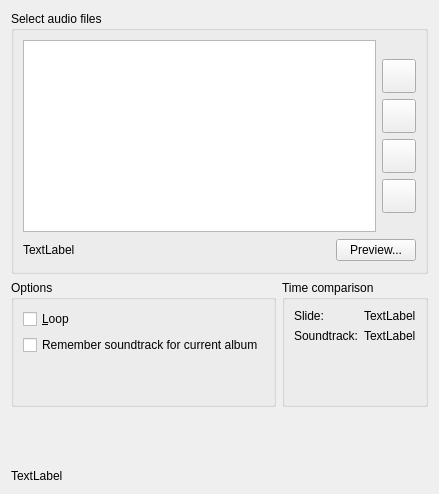
Qt form advancedslideshow/soundtrackdialog.ui (KDE/kipi-plugins) before a commit.
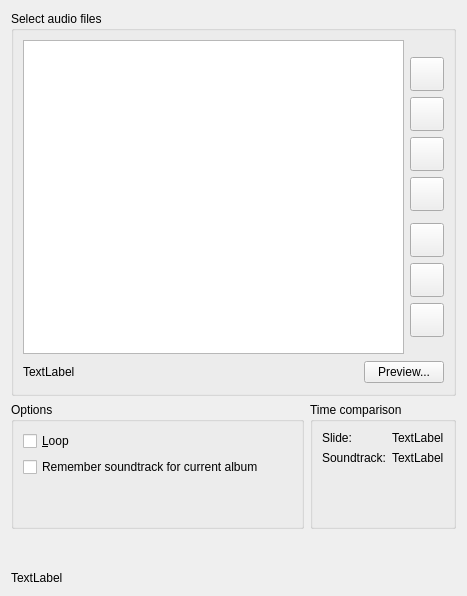
The same form after that commit. Custom widgets are drawn as their Qt base class.

Commit message:
Add methods to load, save and clear the playlist. A playlist layout can now be loaded and saved, if it is needed in more then one slideshow. If "Remember Playlist" is set, a playlist associated with the current album will be reloaded automatically.
BUG:195772

Patch:
```diff
--- a/advancedslideshow/soundtrackdialog.ui
+++ b/advancedslideshow/soundtrackdialog.ui
@@ -6,8 +6,8 @@
    <rect>
     <x>0</x>
     <y>0</y>
-    <width>415</width>
-    <height>494</height>
+    <width>467</width>
+    <height>596</height>
    </rect>
   </property>
   <layout class="QVBoxLayout" name="verticalLayout_5">
@@ -164,6 +164,93 @@
             </property>
            </widget>
           </item>
+          <item>
+           <widget class="KSeparator" name="kseparator"/>
+          </item>
+          <item>
+           <widget class="QPushButton" name="m_SoundFilesButtonLoad">
+            <property name="sizePolicy">
+             <sizepolicy hsizetype="Minimum" vsizetype="Minimum">
+              <horstretch>0</horstretch>
+              <verstretch>0</verstretch>
+             </sizepolicy>
+            </property>
+            <property name="minimumSize">
+             <size>
+              <width>34</width>
+              <height>34</height>
+             </size>
+            </property>
+            <property name="maximumSize">
+             <size>
+              <width>34</width>
+              <height>34</height>
+             </size>
+            </property>
+            <property name="whatsThis">
+             <string>Move the current image down in the portfolio list.</string>
+            </property>
+            <property name="text">
+             <string/>
+            </property>
+           </widget>
+          </item>
+          <item>
+           <widget class="QPushButton" name="m_SoundFilesButtonSave">
+            <property name="sizePolicy">
+             <sizepolicy hsizetype="Minimum" vsizetype="Minimum">
+              <horstretch>0</horstretch>
+              <verstretch>0</verstretch>
+             </sizepolicy>
+            </property>
+            <property name="minimumSize">
+             <size>
+              <width>34</width>
+              <height>34</height>
+             </size>
+            </property>
+            <property name="maximumSize">
+             <size>
+              <width>34</width>
+              <height>34</height>
+             </size>
+            </property>
+            <property name="whatsThis">
+             <string>Move the current image down in the portfolio list.</string>
+            </property>
+            <property name="text">
+             <string/>
+            </property>
+           </widget>
+          </item>
+          <item>
+           <widget class="QPushButton" name="m_SoundFilesButtonReset">
+            <property name="sizePolicy">
+             <sizepolicy hsizetype="Minimum" vsizetype="Minimum">
+              <horstretch>0</horstretch>
+              <verstretch>0</verstretch>
+             </sizepolicy>
+            </property>
+            <property name="minimumSize">
+             <size>
+              <width>34</width>
+              <height>34</height>
+             </size>
+            </property>
+            <property name="maximumSize">
+             <size>
+              <width>34</width>
+              <height>34</height>
+             </size>
+            </property>
+            <property name="whatsThis">
+             <string>Move the current image down in the portfolio list.</string>
+            </property>
+            <property name="text">
+             <string/>
+            </property>
+           </widget>
+          </item>
           <item>
            <spacer name="spacer14">
             <property name="orientation">
@@ -347,6 +434,11 @@
   </layout>
  </widget>
  <customwidgets>
+  <customwidget>
+   <class>KSeparator</class>
+   <extends>QFrame</extends>
+   <header>kseparator.h</header>
+  </customwidget>
   <customwidget>
    <class>KIPIAdvancedSlideshowPlugin::ListSoundItems</class>
    <extends>QListWidget</extends>
```
The commit also changes 2 other files.
